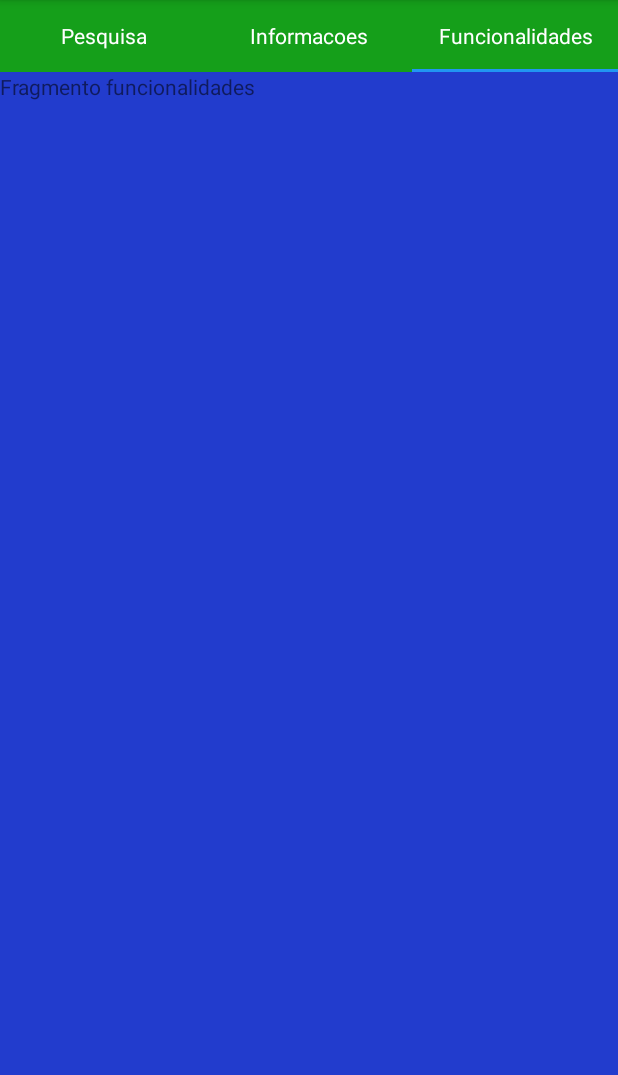
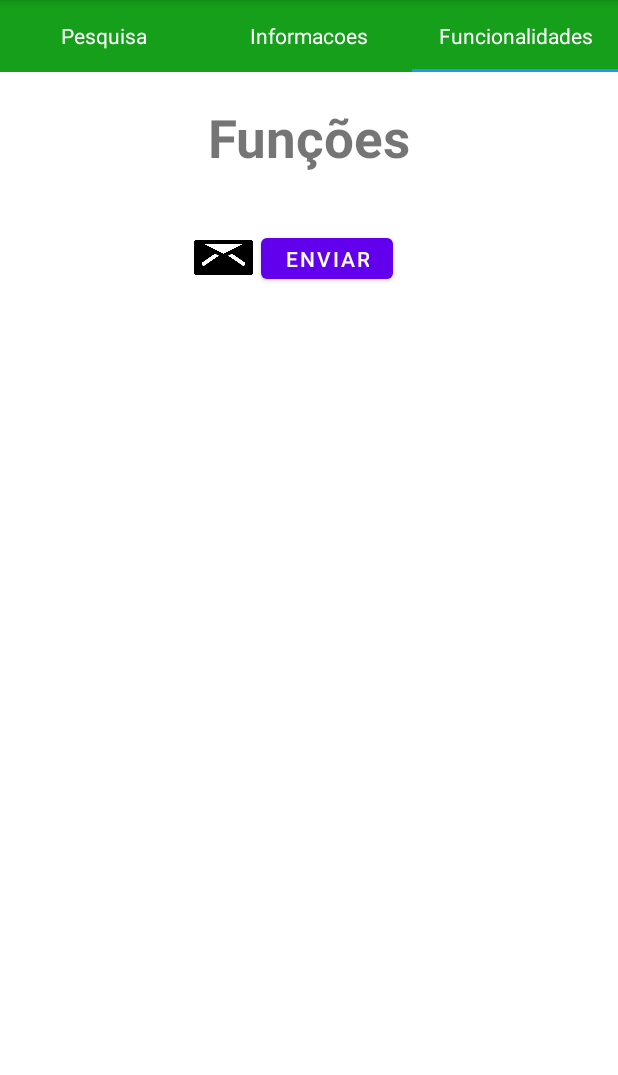
Before and after one commit to testaloco/novoProjetoAndroid, an Android app: the screen it shows after launch (MainActivity), tab 3 chosen, on a phone screen of 412 x 824 dp, the part 161-1236 px from its top. Run offline under Robolectric (Android 15) with nearby library versions, the light colour scheme and no system bars.

Commit message:
Criação da adapter e requisição HTTP. Validar o contexto de inflar os valores da adapter do listView. Terminar de tipar os campos no layout de requisição HTTP. Criada a xml da pesquisa; Criar a xml da informações; Criar a xml da funcionalidades; Implementar todas elas; Fazer a conexão entre elas; Fazer uma comunicação entre a fragmentPesquisa e Adapter;

```diff
--- a/app/src/main/java/com/example/myapplication/ui/main/fragments/InformacoesFragment.java
+++ b/app/src/main/java/com/example/myapplication/ui/main/fragments/InformacoesFragment.java
@@ -17,6 +17,7 @@ import com.example.myapplication.model.CovidBrasil;
 import com.example.myapplication.util.Util;
 
 import java.util.ArrayList;
+import java.util.List;
 
 /**
  * A simple {@link Fragment} subclass.
@@ -34,6 +35,7 @@ public class InformacoesFragment extends Fragment {
     // TODO: Rename and change types of parameters
     private String mParam1;
     private String mParam2;
+    private Object List;
 
     public InformacoesFragment() {
         // Required empty public constructor
@@ -63,6 +65,9 @@ public class InformacoesFragment extends Fragment {
         if (getArguments() != null) {
             mParam1 = getArguments().getString(ARG_PARAM1);
             mParam2 = getArguments().getString(ARG_PARAM2);
+            Object listaEstados;
+           // CovidAdapter covidAdapter =new CovidAdapter(this, );
+
         }
 
 
--- a/app/src/main/res/layout/fragment_funcionalidades.xml
+++ b/app/src/main/res/layout/fragment_funcionalidades.xml
@@ -1,15 +1,44 @@
 <?xml version="1.0" encoding="utf-8"?>
-<FrameLayout xmlns:android="http://schemas.android.com/apk/res/android"
+<androidx.constraintlayout.widget.ConstraintLayout xmlns:android="http://schemas.android.com/apk/res/android"
+    xmlns:app="http://schemas.android.com/apk/res-auto"
     xmlns:tools="http://schemas.android.com/tools"
     android:layout_width="match_parent"
     android:layout_height="match_parent"
     tools:context=".ui.main.fragments.FuncionalidadesFragment">
 
-    <!-- TODO: Update blank fragment layout -->
+    <ImageView
+        android:id="@+id/imgEnviar"
+        android:layout_width="50dp"
+        android:layout_height="39dp"
+        android:layout_marginStart="124dp"
+        android:layout_marginTop="104dp"
+        android:src="@drawable/enviar"
+        app:layout_constraintStart_toStartOf="parent"
+        app:layout_constraintTop_toTopOf="parent" />
+
     <TextView
-        android:layout_width="match_parent"
-        android:layout_height="match_parent"
-        android:background="#FF223CCD"
-        android:text="Fragmento funcionalidades" />
+        android:id="@+id/textView3"
+        android:layout_width="wrap_content"
+        android:layout_height="wrap_content"
+        android:layout_marginStart="100dp"
+        android:layout_marginTop="20dp"
+        android:layout_marginEnd="100dp"
+        android:text="Funções"
+        android:textAlignment="center"
+        android:textSize="35sp"
+        android:textStyle="bold"
+        app:layout_constraintEnd_toEndOf="parent"
+        app:layout_constraintStart_toStartOf="parent"
+        app:layout_constraintTop_toTopOf="parent" />
 
-</FrameLayout>
+    <Button
+        android:id="@+id/btnEnviarE"
+        android:layout_width="wrap_content"
+        android:layout_height="39dp"
+        android:layout_marginTop="37dp"
+        android:text="Enviar"
+        android:visibility="visible"
+        app:layout_constraintStart_toEndOf="@+id/imgEnviar"
+        app:layout_constraintTop_toBottomOf="@+id/textView3" />
+
+</androidx.constraintlayout.widget.ConstraintLayout>
```
Also changed, not shown: app/src/main/res/layout/fragment_informacoes.xml (+40 -11 lines), app/src/main/res/layout/fragment_pesquisa.xml (+14 -14 lines), app/src/main/res/drawable-v24/aberto.png (added), app/src/main/res/drawable-v24/enviar.png (added), app/src/main/res/drawable-v24/virus.png (added).
